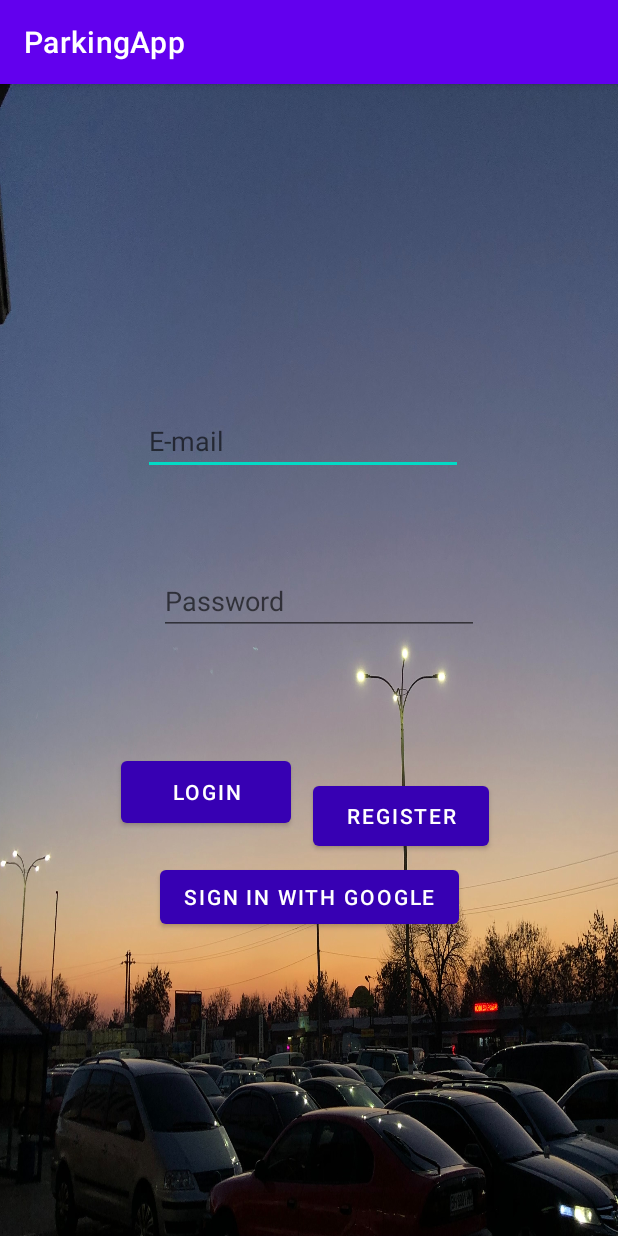
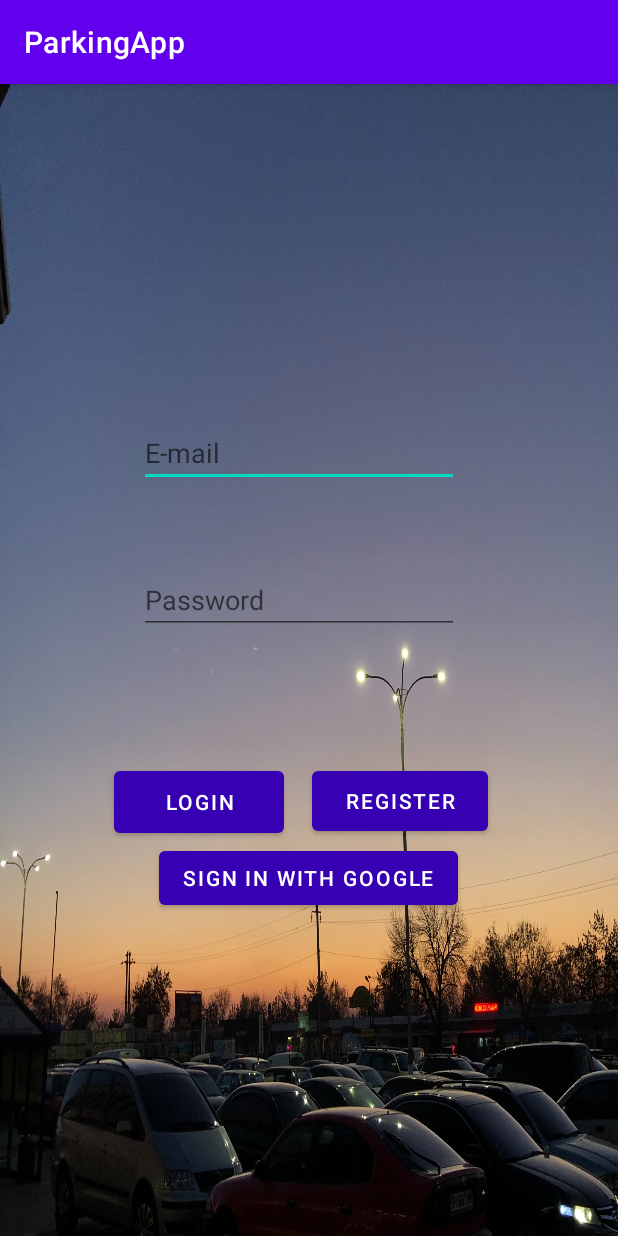
Before and after one commit to CookieLV123/ParkingApp, an Android app: the screen it shows after launch (MainActivity), on a phone screen of 412 x 824 dp. Run offline under Robolectric (Android 15) with nearby library versions, the phone set to English and light mode, and no system bars.

Commit message:
Layot fix on login page

```diff
--- a/app/src/main/res/layout/activity_main.xml
+++ b/app/src/main/res/layout/activity_main.xml
@@ -11,19 +11,15 @@
         android:id="@+id/etEmail"
         android:layout_width="wrap_content"
         android:layout_height="wrap_content"
-        android:layout_marginStart="95dp"
-        android:layout_marginLeft="95dp"
-        android:layout_marginEnd="107dp"
-        android:layout_marginRight="107dp"
         android:ems="10"
         android:hint="@string/email"
         android:inputType="textPersonName"
         app:layout_constraintBottom_toBottomOf="parent"
         app:layout_constraintEnd_toEndOf="parent"
-        app:layout_constraintHorizontal_bias="0.0"
+        app:layout_constraintHorizontal_bias="0.467"
         app:layout_constraintStart_toStartOf="parent"
         app:layout_constraintTop_toTopOf="parent"
-        app:layout_constraintVertical_bias="0.298" />
+        app:layout_constraintVertical_bias="0.309" />
 
     <EditText
         android:id="@+id/etPassword"
@@ -34,10 +30,10 @@
         android:inputType="textPassword"
         app:layout_constraintBottom_toBottomOf="parent"
         app:layout_constraintEnd_toEndOf="parent"
-        app:layout_constraintHorizontal_bias="0.532"
+        app:layout_constraintHorizontal_bias="0.467"
         app:layout_constraintStart_toStartOf="parent"
         app:layout_constraintTop_toBottomOf="@+id/etEmail"
-        app:layout_constraintVertical_bias="0.133" />
+        app:layout_constraintVertical_bias="0.116" />
 
     <Button
         android:id="@+id/btnLogin"
@@ -45,26 +41,26 @@
         android:layout_height="53dp"
         android:text="@string/login"
         app:backgroundTint="@color/purple_700"
-        app:layout_constraintBottom_toBottomOf="parent"
-        app:layout_constraintEnd_toEndOf="parent"
-        app:layout_constraintHorizontal_bias="0.271"
+        app:layout_constraintBottom_toTopOf="@+id/btnGoogleAuth"
+        app:layout_constraintEnd_toStartOf="@+id/btnRegister"
+        app:layout_constraintHorizontal_bias="0.8"
         app:layout_constraintStart_toStartOf="parent"
-        app:layout_constraintTop_toBottomOf="@+id/etPassword"
-        app:layout_constraintVertical_bias="0.225" />
+        app:layout_constraintTop_toTopOf="parent"
+        app:layout_constraintVertical_bias="1.0" />
 
     <Button
         android:id="@+id/btnRegister"
         android:layout_width="117dp"
         android:layout_height="52dp"
-        android:layout_marginBottom="248dp"
+        android:layout_marginBottom="1dp"
         android:text="@string/register"
         app:backgroundTint="@color/purple_700"
-        app:layout_constraintBottom_toBottomOf="parent"
+        app:layout_constraintBottom_toTopOf="@+id/btnGoogleAuth"
         app:layout_constraintEnd_toEndOf="parent"
-        app:layout_constraintHorizontal_bias="0.708"
+        app:layout_constraintHorizontal_bias="0.707"
         app:layout_constraintStart_toStartOf="parent"
-        app:layout_constraintTop_toBottomOf="@+id/etPassword"
-        app:layout_constraintVertical_bias="0.942" />
+        app:layout_constraintTop_toTopOf="parent"
+        app:layout_constraintVertical_bias="1.0" />
 
     <Button
         android:id="@+id/btnGoogleAuth"
@@ -74,9 +70,9 @@
         app:backgroundTint="@color/purple_700"
         app:layout_constraintBottom_toBottomOf="parent"
         app:layout_constraintEnd_toEndOf="parent"
-        app:layout_constraintHorizontal_bias="0.502"
+        app:layout_constraintHorizontal_bias="0.497"
         app:layout_constraintStart_toStartOf="parent"
-        app:layout_constraintTop_toBottomOf="@+id/etPassword"
-        app:layout_constraintVertical_bias="0.428" />
+        app:layout_constraintTop_toTopOf="parent"
+        app:layout_constraintVertical_bias="0.702" />
 
 </androidx.constraintlayout.widget.ConstraintLayout>
```
